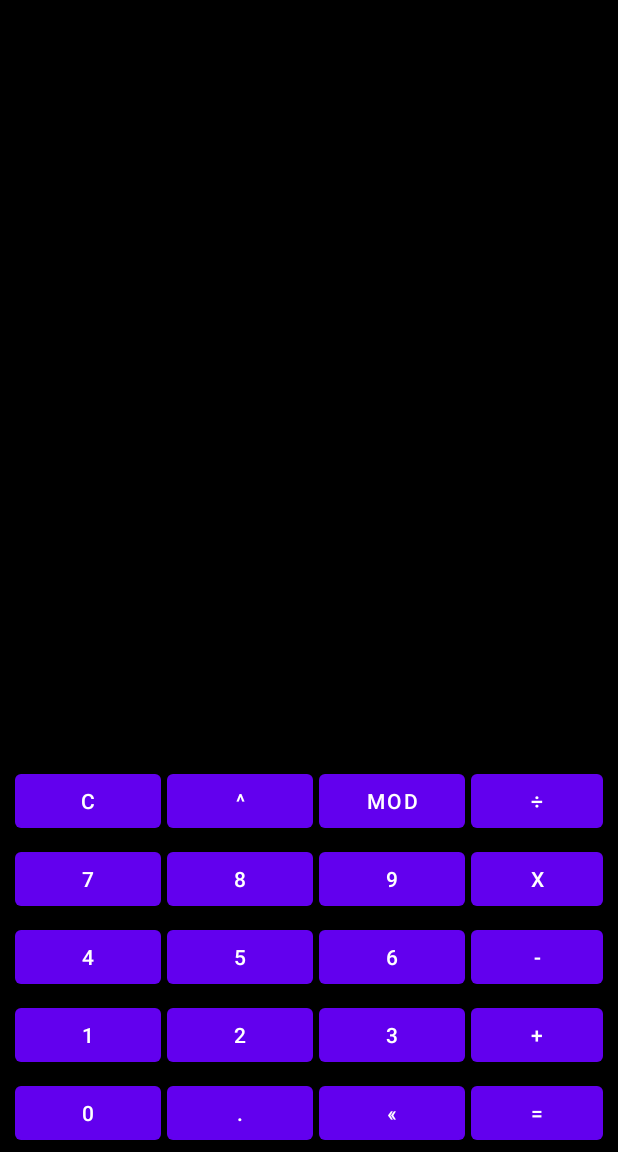
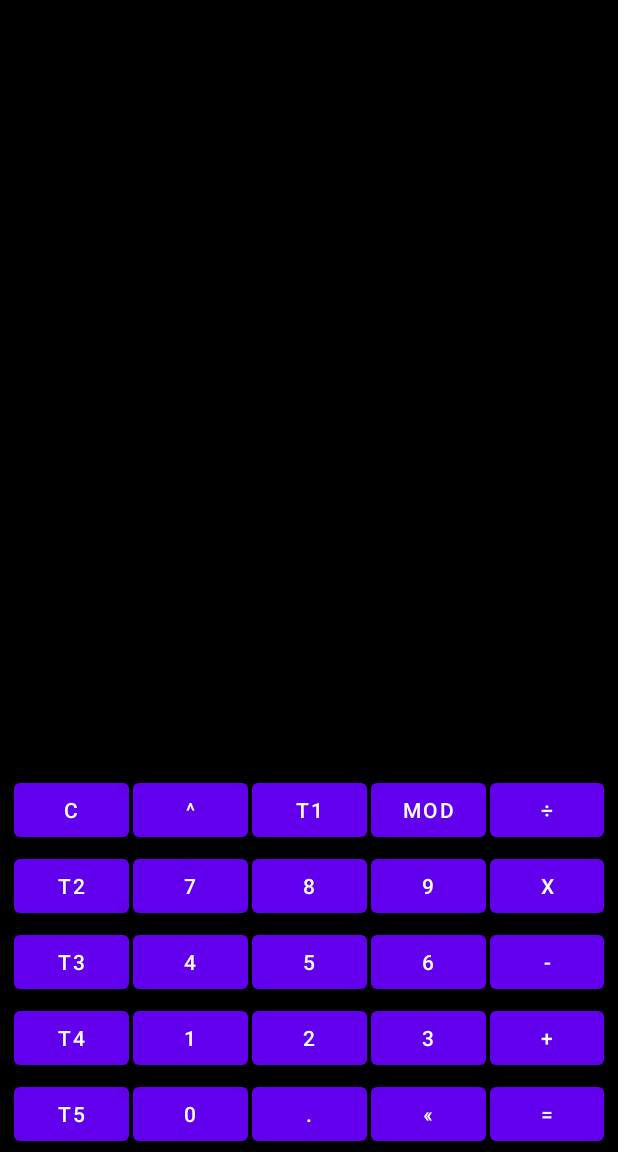
Before and after one commit to chrimson/CalCrypt, an Android app: the screen it shows after launch (MainActivity), on a phone screen of 412 x 824 dp, the part 84-1236 px from its top. Run offline under Robolectric (Android 15) with nearby library versions, the phone set to English and light mode, and no system bars.

Commit message:
Prepare more buttons

```diff
--- a/app/src/main/res/layout/buttons_layout.xml
+++ b/app/src/main/res/layout/buttons_layout.xml
@@ -1,179 +1,157 @@
 <?xml version="1.0" encoding="utf-8"?>
-<RelativeLayout
+<TableLayout
     xmlns:android="http://schemas.android.com/apk/res/android"
     android:layout_width="match_parent"
     android:layout_height="wrap_content">
 
-    <GridLayout
+    <TableRow
         android:layout_width="match_parent"
-        android:layout_height="wrap_content"
-        android:rowCount="5"
-        android:columnCount="4">
+        android:layout_height="match_parent">
+        <Button
+            android:text="C"
+            android:id="@+id/clear"
+            android:layout_margin="1dp"
+            android:layout_weight="1"/>
+        <Button
+            android:text="^"
+            android:id="@+id/power"
+            android:layout_margin="1dp"
+            android:layout_weight="1"/>
+        <Button
+            android:text="t1"
+            android:id="@+id/tmp1"
+            android:layout_margin="1dp"
+            android:layout_weight="1"/>
+        <Button
+            android:text="mod"
+            android:id="@+id/modulo"
+            android:layout_margin="1dp"
+            android:layout_weight="1"/>
+        <Button
+            android:text="÷"
+            android:id="@+id/division"
+            android:layout_margin="1dp"
+            android:layout_weight="1"/>
+    </TableRow>
 
+    <TableRow
+        android:layout_width="match_parent"
+        android:layout_height="match_parent">
         <Button
-            android:id="@+id/clear"
-            android:layout_width="wrap_content"
-            android:text="C"
-            android:layout_margin="2dp"
-            android:layout_row="0"
-            android:layout_column="0"
-            android:layout_columnWeight="1"/>
+            android:text="t2"
+            android:id="@+id/tmp2"
+            android:layout_margin="1dp"
+            android:layout_weight="1"/>
+        <Button
+            android:text="7"
+            android:id="@+id/btn7"
+            android:layout_margin="1dp"
+            android:layout_weight="1"/>
+        <Button
+            android:text="8"
+            android:id="@+id/btn8"
+            android:layout_margin="1dp"
+            android:layout_weight="1"/>
+        <Button
+            android:text="9"
+            android:id="@+id/btn9"
+            android:layout_margin="1dp"
+            android:layout_weight="1"/>
+        <Button
+            android:text="x"
+            android:id="@+id/multiply"
+            android:layout_margin="1dp"
+            android:layout_weight="1"/>
+    </TableRow>
 
+    <TableRow
+        android:layout_width="match_parent"
+        android:layout_height="match_parent">
         <Button
-            android:id="@+id/power"
-            android:layout_width="wrap_content"
-            android:text="^"
-            android:layout_margin="2dp"
-            android:layout_row="0"
-            android:layout_column="1"
-            android:layout_columnWeight="1"/>
+            android:text="t3"
+            android:id="@+id/tmp3"
+            android:layout_margin="1dp"
+            android:layout_weight="1"/>
+        <Button
+            android:text="4"
+            android:id="@+id/btn4"
+            android:layout_margin="1dp"
+            android:layout_weight="1"/>
+        <Button
+            android:text="5"
+            android:id="@+id/btn5"
+            android:layout_margin="1dp"
+            android:layout_weight="1"/>
+        <Button
+            android:text="6"
+            android:id="@+id/btn6"
+            android:layout_margin="1dp"
+            android:layout_weight="1"/>
+        <Button
+            android:text="-"
+            android:id="@+id/subtract"
+            android:layout_margin="1dp"
+            android:layout_weight="1"/>
+    </TableRow>
 
+    <TableRow
+        android:layout_width="match_parent"
+        android:layout_height="match_parent">
         <Button
-            android:id="@+id/modulo"
-            android:layout_width="wrap_content"
-            android:text="mod"
-            android:layout_margin="2dp"
-            android:layout_row="0"
-            android:layout_column="2"
-            android:layout_columnWeight="1"/>
+            android:text="t4"
+            android:id="@+id/tmp4"
+            android:layout_margin="1dp"
+            android:layout_weight="1"/>
+        <Button
+            android:text="1"
+            android:id="@+id/btn1"
+            android:layout_margin="1dp"
+            android:layout_weight="1"/>
+        <Button
+            android:text="2"
+            android:id="@+id/btn2"
+            android:layout_margin="1dp"
+            android:layout_weight="1"/>
+        <Button
+            android:text="3"
+            android:id="@+id/btn3"
+            android:layout_margin="1dp"
+            android:layout_weight="1"/>
+        <Button
+            android:text="+"
+            android:id="@+id/add"
+            android:layout_margin="1dp"
+            android:layout_weight="1"/>
+    </TableRow>
 
+    <TableRow
+        android:layout_width="match_parent"
+        android:layout_height="match_parent">
         <Button
-            android:id="@+id/division"
-            android:layout_width="wrap_content"
-            android:layout_margin="2dp"
-            android:text="÷"/>
+            android:text="t5"
+            android:id="@+id/tmp5"
+            android:layout_margin="1dp"
+            android:layout_weight="1"/>
+        <Button
+            android:text="0"
+            android:id="@+id/btn0"
+            android:layout_margin="1dp"
+            android:layout_weight="1"/>
+        <Button
+            android:text="."
+            android:id="@+id/btnPoint"
+            android:layout_margin="1dp"
+            android:layout_weight="1"/>
+        <Button
+             android:text="«"
+            android:id="@+id/back"
+            android:layout_margin="1dp"
+            android:layout_weight="1"/>
+        <Button
+            android:text="="
+            android:id="@+id/equal"
+            android:layout_margin="1dp"
+            android:layout_weight="1"/>
+    </TableRow>
 
-        <Button
-            android:id="@+id/btn7"
-            android:layout_margin="2dp"
-            android:layout_width="wrap_content"
-            android:layout_row="1"
-            android:layout_column="0"
-            android:layout_columnWeight="1"
-            android:text="7"/>
-
-        <Button
-            android:id="@+id/btn8"
-            android:layout_width="wrap_content"
-            android:layout_row="1"
-            android:layout_column="1"
-            android:layout_columnWeight="1"
-            android:layout_margin="2dp"
-            android:text="8"/>
-
-        <Button
-            android:id="@+id/btn9"
-            android:layout_width="wrap_content"
-            android:layout_row="1"
-            android:layout_column="2"
-            android:layout_columnWeight="1"
-            android:layout_margin="2dp"
-            android:text="9" />
-
-        <Button
-            android:id="@+id/multiply"
-            android:layout_width="wrap_content"
-            android:layout_margin="2dp"
-            android:text="x"/>
-
-        <Button
-            android:id="@+id/btn4"
-            android:layout_width="wrap_content"
-            android:layout_row="2"
-            android:layout_column="0"
-            android:layout_columnWeight="1"
-            android:layout_margin="2dp"
-            android:text="4"/>
-
-        <Button
-            android:id="@+id/btn5"
-            android:layout_width="wrap_content"
-            android:layout_row="2"
-            android:layout_column="1"
-            android:layout_columnWeight="1"
-            android:layout_margin="2dp"
-            android:text="5"/>
-
-        <Button
-            android:id="@+id/btn6"
-            android:layout_width="wrap_content"
-            android:layout_row="2"
-            android:layout_column="2"
-            android:layout_columnWeight="1"
-            android:layout_margin="2dp"
-            android:text="6"/>
-
-        <Button
-            android:id="@+id/subtract"
-            android:layout_width="wrap_content"
-            android:layout_margin="2dp"
-            android:text="-"/>
-
-        <Button
-            android:id="@+id/btn1"
-            android:layout_width="wrap_content"
-            android:layout_row="3"
-            android:layout_column="0"
-            android:layout_columnWeight="1"
-            android:layout_margin="2dp"
-            android:text="1"/>
-
-        <Button
-            android:id="@+id/btn2"
-            android:layout_width="wrap_content"
-            android:layout_row="3"
-            android:layout_column="1"
-            android:layout_columnWeight="1"
-            android:layout_margin="2dp"
-            android:text="2"/>
-
-        <Button
-            android:id="@+id/btn3"
-            android:layout_width="wrap_content"
-            android:layout_row="3"
-            android:layout_column="2"
-            android:layout_columnWeight="1"
-            android:layout_margin="2dp"
-            android:text="3"/>
-
-        <Button
-            android:id="@+id/add"
-            android:layout_width="wrap_content"
-            android:layout_margin="2dp"
-            android:text="+"/>
-
-        <Button
-            android:id="@+id/btn0"
-            android:layout_width="wrap_content"
-            android:layout_row="4"
-            android:layout_column="0"
-            android:layout_columnWeight="1"
-            android:layout_margin="2dp"
-            android:text="0"/>
-
-        <Button
-            android:id="@+id/btnPoint"
-            android:layout_width="wrap_content"
-            android:layout_row="4"
-            android:layout_column="1"
-            android:layout_columnWeight="1"
-            android:layout_margin="2dp"
-            android:text="."/>
-
-        <Button
-            android:id="@+id/back"
-            android:layout_width="wrap_content"
-            android:text="«"
-            android:layout_row="4"
-            android:layout_column="2"
-            android:layout_margin="2dp"
-            android:layout_columnWeight="1"/>
-
-        <Button
-            android:id="@+id/equal"
-            android:layout_width="wrap_content"
-            android:text="="
-            android:layout_margin="2dp"/>
-
-    </GridLayout>
-</RelativeLayout>
+</TableLayout>
```
